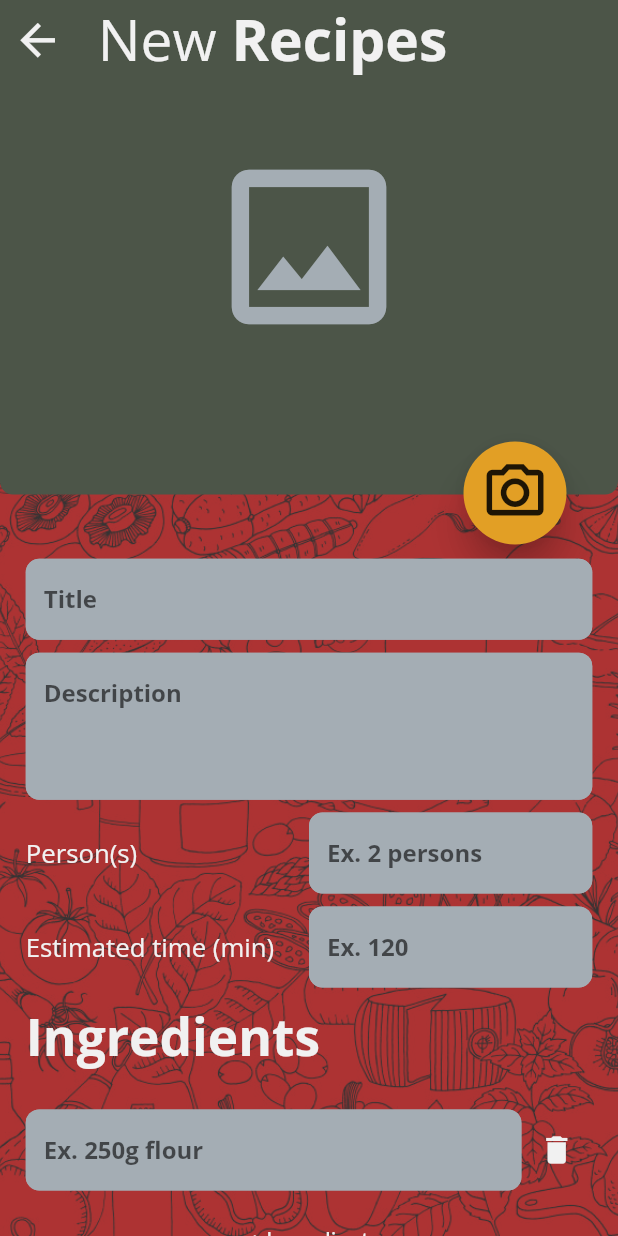
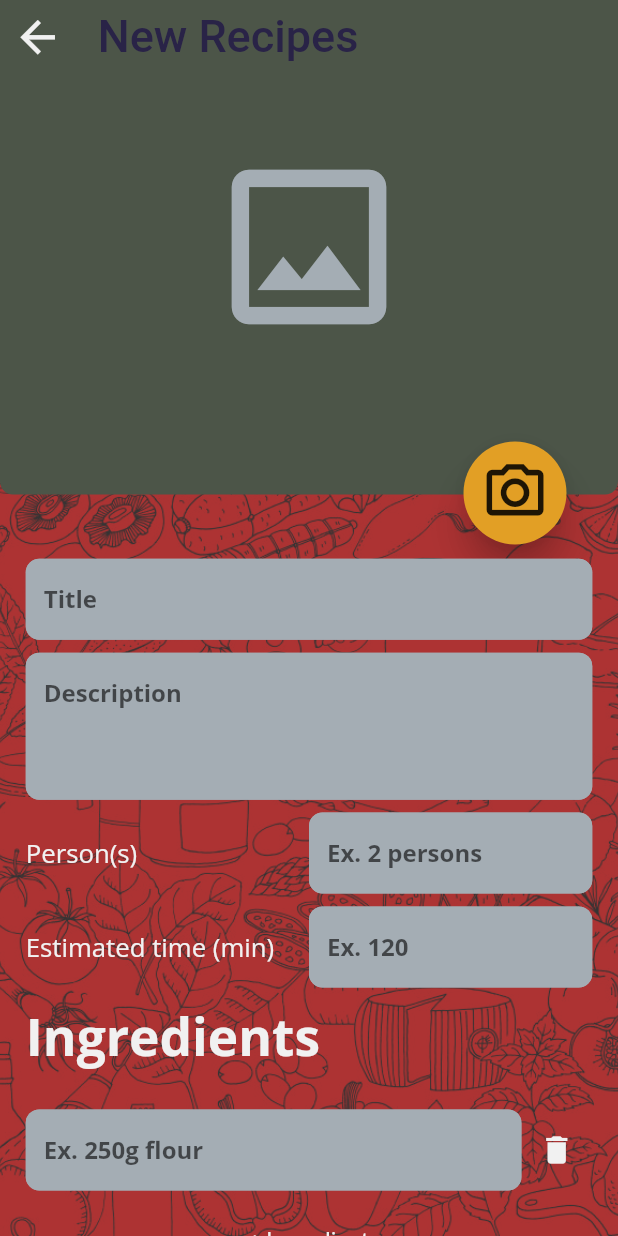
Before and after one commit to mijecaap/Food-Recipe-App, a Flutter app: the AddRecipeScreen screen opened directly, on a phone screen of 412 x 824 dp. Run offline on Flutter 3.47's test engine with Material 2 defaults, Android fonts, the phone set to English and light mode, and no system bars; our stand-ins replace auto_size_text, card_loading, cloud_firestore, device_preview, firebase_auth, firebase_core and 6 more; missing offline and left inert: generic_bloc_provider, purchases_flutter; accounts and stored records are empty.

Commit message:
Palette color added and screens modified

```diff
--- a/lib/Recipe/ui/screens/add_recipe_screen.dart
+++ b/lib/Recipe/ui/screens/add_recipe_screen.dart
@@ -3,7 +3,7 @@ import 'package:flutter/services.dart';
 import 'package:google_fonts/google_fonts.dart';
 import 'package:recipez/Recipe/ui/widgets/input_text.dart';
 import 'package:recipez/Shared/model/app_color.dart';
-import 'package:recipez/Shared/ui/widgets/fitted_text.dart';
+import 'package:recipez/Shared/ui/widgets/tittle_page.dart';
 import 'dart:io';
 import 'package:image_picker/image_picker.dart';
 
@@ -175,7 +175,7 @@ class _AddRecipeScreenState extends State<AddRecipeScreen> {
                             ),
                           ),
                           SizedBox(width: screenHeight / 48),
-                          FittedText(heightBox: screenHeight / 16, firstText: "New ", boldText: "Recipes",)
+                          TittlePage(text: "New Recipes")
                         ],
                       ),
                     ),
--- a/lib/Recipe/ui/screens/recipe_form.dart
+++ b/lib/Recipe/ui/screens/recipe_form.dart
@@ -6,7 +6,7 @@ import 'package:recipez/Recipe/bloc/bloc_recipe.dart';
 import 'package:recipez/Recipe/model/recipe.dart';
 import 'package:recipez/Recipe/ui/widgets/input_text.dart';
 import 'package:recipez/Shared/model/app_color.dart';
-import 'package:recipez/Shared/ui/widgets/fitted_text.dart';
+import 'package:recipez/Shared/ui/widgets/tittle_page.dart';
 import 'dart:io';
 import 'package:image_picker/image_picker.dart';
 import 'dart:developer';
@@ -152,7 +152,7 @@ class _RecipeFormState extends State<RecipeForm> {
                               ),
                             ),
                             SizedBox(width: screenHeight / 48),
-                            FittedText(heightBox: screenHeight / 16, firstText: "New ", boldText: "Recipes",)
+                            TittlePage(text: "New Recipes")
                           ],
                         ),
                       ),
--- a/lib/Recipe/ui/screens/recipe_information.dart
+++ b/lib/Recipe/ui/screens/recipe_information.dart
@@ -5,7 +5,7 @@ import 'package:google_fonts/google_fonts.dart';
 import 'package:recipez/Recipe/model/recipe.dart';
 import 'package:recipez/Recipe/model/recipe_info.dart';
 import 'package:recipez/Shared/model/app_color.dart';
-import 'package:recipez/Shared/ui/widgets/fitted_text.dart';
+import 'package:recipez/Shared/ui/widgets/tittle_page.dart';
 import 'package:recipez/User/ui/widgets/profile_container.dart';
 
 import '../../bloc/bloc_recipe.dart';
--- a/lib/Recipe/ui/screens/search.dart
+++ b/lib/Recipe/ui/screens/search.dart
@@ -8,7 +8,7 @@ import 'package:recipez/Recipe/ui/widgets/grid_view_recipes.dart';
 import 'package:recipez/Recipe/ui/widgets/list_recipes.dart';
 import 'package:recipez/Recipe/ui/widgets/search_input.dart';
 import 'package:recipez/Shared/model/app_color.dart';
-import 'package:recipez/Shared/ui/widgets/fitted_text.dart';
+import 'package:recipez/Shared/ui/widgets/tittle_page.dart';
 import 'package:recipez/Shared/ui/widgets/title_header.dart';
 import 'package:sticky_headers/sticky_headers.dart';
 import 'package:recipez/Recipe/ui/widgets/input_text.dart';
@@ -62,7 +62,7 @@ class Search extends StatelessWidget {
                           ),
                         ),
                         SizedBox(width: screenHeight / 48),
-                        FittedText(heightBox: screenHeight / 16, firstText: "Search ", boldText: "Recipes",)
+                        TittlePage(text: "Search Recipes")
                       ],
                     ),
                     InputText(
--- a/lib/Shared/model/app_color.dart
+++ b/lib/Shared/model/app_color.dart
@@ -9,4 +9,21 @@ class AppColor {
   static Color backgroundColor = const Color(0xFF990000);
   /*static Color backgroundColor = const Color(0xFFE2E0D4);*/
   static Color filterColor = const Color(0xFFfcf5e8);
+
+  static Color blanco = const Color(0xFFFFFFFF);
+  static Color negro = const Color(0xFF000000);
+  static Color naranja_320 = const Color(0xFFFFB320);
+  static Color verde_885 = const Color(0xFF27D885);
+  static Color rojo_f59 = const Color(0xFFFE5F59);
+  static Color amarillo_48a = const Color(0xFFFFF48A);
+  static Color gris_1_8fa = const Color (0xFFF7F8FA);
+  static Color gris_2_df2 = const Color (0xFFEFEDF2);
+  static Color gris_3_de3 = const Color (0xFFDEDDE3);
+  static Color gris_4_29c = const Color (0xFF94929C);
+  static Color gris_5_d79 = const Color (0xFF787D79);
+  static Color lila_1_8ff = const Color (0xFFC2B8FF);
+  static Color lila_2_6be = const Color (0xFF9D96BE);
+  static Color morado_1_57a = const Color (0xFF5B557A);
+  static Color morado_2_347 = const Color (0xFF292347);
+  static Color morado_3_53c = const Color (0xFF1C153C);
 }
--- a/lib/Shared/ui/widgets/fitted_text.dart
+++ /dev/null
@@ -1,49 +0,0 @@
-import 'package:flutter/material.dart';
-import 'package:google_fonts/google_fonts.dart';
-import 'package:recipez/Shared/model/app_color.dart';
-
-class FittedText extends StatelessWidget {
-  final double heightBox;
-  final String firstText;
-  final String? boldText;
-  final String? secondText;
-  const FittedText({
-    required this.heightBox,
-    required this.firstText,
-    this.boldText,
-    this.secondText,
-    Key? key}) : super(key: key);
-
-  @override
-  Widget build(BuildContext context) {
-    return Container(
-      height: heightBox,
-      child: FittedBox(
-        fit: BoxFit.fitWidth,
-        child: Row(
-          children: [
-            Text(
-              '$firstText',
-              style: GoogleFonts.openSans(
-                color: AppColor.thirdyColor
-              ),
-            ),
-            Text(
-              boldText == null ? '' : '$boldText',
-              style: GoogleFonts.openSans(
-                color: AppColor.thirdyColor,
-                fontWeight: FontWeight.w700
-              ),
-            ),
-            Text(
-              secondText == null ? '' : '$secondText',
-              style: GoogleFonts.openSans(
-                  color: AppColor.thirdyColor
-              ),
-            )
-          ],
-        ),
-      ),
-    );
-  }
-}
--- /dev/null
+++ b/lib/Shared/ui/widgets/tittle_page.dart
@@ -0,0 +1,22 @@
+import 'package:flutter/material.dart';
+import 'package:google_fonts/google_fonts.dart';
+import 'package:recipez/Shared/model/app_color.dart';
+
+class TittlePage extends StatelessWidget {
+  final String text;
+  const TittlePage({
+    required this.text,
+    Key? key}) : super(key: key);
+
+  @override
+  Widget build(BuildContext context) {
+    return Text(
+      text,
+      style: GoogleFonts.roboto(
+          color: AppColor.morado_2_347,
+          fontWeight: FontWeight.w500,
+          fontSize: 30
+      ),
+    );
+  }
+}
--- a/lib/custom_nav_item.dart
+++ b/lib/custom_nav_item.dart
@@ -26,7 +26,7 @@ class CustomNavItem extends StatelessWidget {
         borderRadius: BorderRadius.circular(30),
         child: CircleAvatar(
           radius: 30,
-          backgroundColor: AppColor.secondaryColor,
+          backgroundColor: AppColor.morado_2_347,
           child: CircleAvatar(
             radius: 25,
             backgroundColor: indexTap == id
@@ -35,7 +35,7 @@ class CustomNavItem extends StatelessWidget {
             child: Icon(
               icon,
               color: indexTap == id
-                  ? AppColor.secondaryColor
+                  ? AppColor.morado_2_347
                   : Colors.white,
               size: 32.0,
             ),
```
Also changed, not shown: lib/Recipe/ui/screens/add_recipe.dart (+33 -52 lines), lib/Recipe/ui/screens/main_home.dart (+9 -17 lines), lib/Recipe/ui/screens/profile_recipe.dart (+30 -35 lines), lib/Recipe/ui/widgets/list_recipes.dart (+18 -25 lines), lib/Recipe/ui/widgets/options_action_sheet.dart (+6 -20 lines), lib/Shared/ui/widgets/button_search.dart (+25 -19 lines), lib/Shared/ui/widgets/subtitle_button.dart (+9 -21 lines), lib/User/ui/widgets/profile_container.dart (+30 -37 lines), lib/bottom_nav_bar.dart (+5 -7 lines), lib/recipez_app.dart (+1 -9 lines), pubspec.lock.
